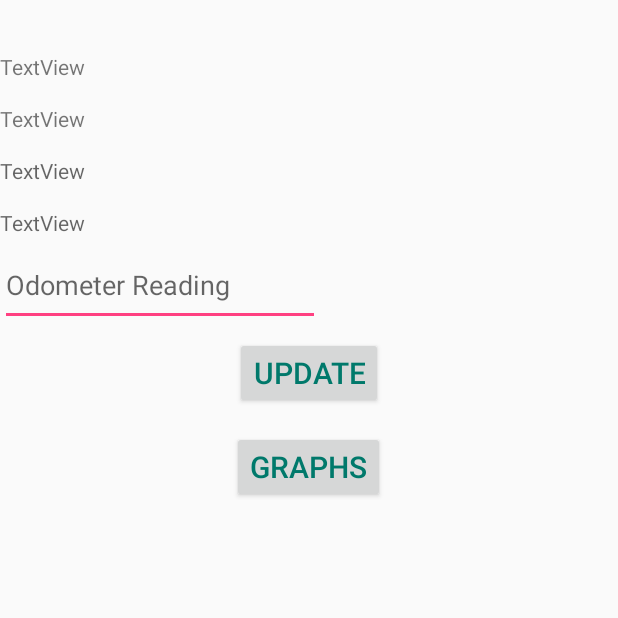
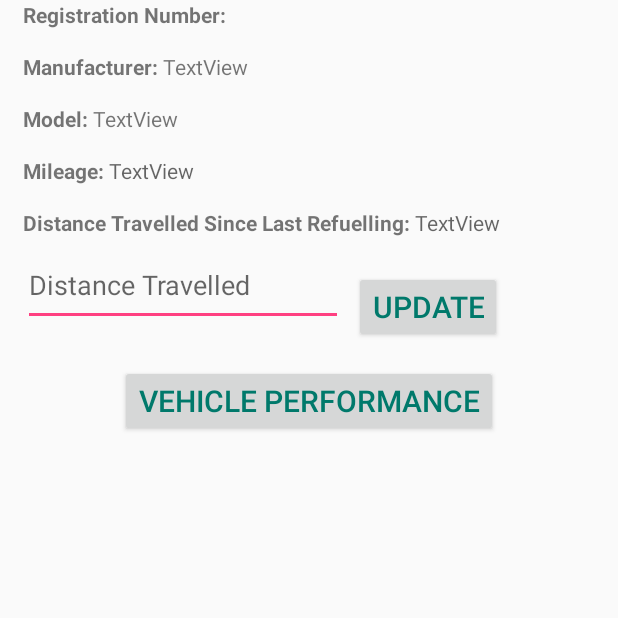
Before and after one commit to pranavvidhyasagar/MileageTracker, an Android app: the UpdateActivity screen opened directly, with no data from a screen before it, on a phone screen of 412 x 824 dp, the top half of it. Run offline under Robolectric (Android 15) with nearby library versions, the phone set to English and light mode, and no system bars; our stand-ins replace Firebase (no records; nobody signed in at launch, a user with empty details on screens opened directly).

Commit message:
Final Commit for Demo

```diff
--- a/app/src/main/AndroidManifest.xml
+++ b/app/src/main/AndroidManifest.xml
@@ -10,9 +10,9 @@
 
     <application
         android:allowBackup="true"
-        android:icon="@mipmap/ic_launcher"
+        android:icon="@drawable/milesicon"
         android:label="@string/app_name"
-        android:roundIcon="@mipmap/ic_launcher_round"
+        android:roundIcon="@drawable/milesicon"
         android:supportsRtl="true"
         android:theme="@style/AppTheme">
         <activity android:name=".MainNavigationActivity" />
--- a/app/src/main/java/com/example/pranavvidhyasagar/mileagetracker/LineGraphActivity.java
+++ b/app/src/main/java/com/example/pranavvidhyasagar/mileagetracker/LineGraphActivity.java
@@ -67,7 +67,7 @@ public class LineGraphActivity extends AppCompatActivity {
     } ;
     private Thread t1 = null;
     private Thread t2 = null;
-    ArrayList<Entry> yValues = new ArrayList<>();
+    static ArrayList<Entry> yValues = new ArrayList<>();
 
 
     @Override
@@ -127,13 +127,13 @@ public class LineGraphActivity extends AppCompatActivity {
                 database.addValueEventListener(new ValueEventListener() {
                     @Override
                     public void onDataChange(DataSnapshot dataSnapshot) {
-                        float i=0;
+                        float i=10;
                         for(DataSnapshot vehicleSnapshot: dataSnapshot.getChildren()){
                             VehicleCard v = vehicleSnapshot.getValue(VehicleCard.class);
                             yValues.add(new Entry(Float.valueOf(i),Float.valueOf(v.mileage)));
                             //float f = Float.valueOf(v.mileage.trim()).floatValue();
                             //Toast.makeText(getApplicationContext(),v.email,Toast.LENGTH_LONG).show();
-                            i++;
+                            i+=10;
                             //dc.put(Float.valueOf(i),Float.valueOf(v.mileage));
                             //Toast.makeText(getApplicationContext(),String.valueOf(v.mileage),Toast.LENGTH_LONG).show();
                             //yValues.add(new Entry(i++,v.mileage));
--- a/app/src/main/res/layout/activity_update.xml
+++ b/app/src/main/res/layout/activity_update.xml
@@ -4,23 +4,58 @@
     xmlns:tools="http://schemas.android.com/tools"
     android:layout_width="match_parent"
     android:layout_height="match_parent"
-    tools:context=".UpdateActivity">
+    tools:context=".UpdateActivity"
+    android:layout_centerHorizontal="true">
 
     <LinearLayout
         android:layout_width="match_parent"
         android:layout_height="match_parent"
         android:orientation="vertical"
         android:paddingBottom="15dp"
-        tools:layout_editor_absoluteX="82dp"
-        tools:layout_editor_absoluteY="0dp"
-        tools:ignore="MissingConstraints">
+        tools:ignore="MissingConstraints"
+        tools:layout_editor_absoluteX="72dp"
+        tools:layout_editor_absoluteY="0dp">
+
+        <LinearLayout
+            android:layout_width="match_parent"
+            android:layout_height="wrap_content"
+            android:orientation="horizontal"
+            android:paddingLeft="15dp">
+
+        <TextView
+            android:id="@+id/rn"
+            android:layout_width="wrap_content"
+            android:layout_height="wrap_content"
+            android:paddingBottom="15dp"
+            android:text="Registration Number: "
+            android:textStyle="bold"
+            tools:layout_editor_absoluteX="135dp"
+            tools:layout_editor_absoluteY="304dp" />
 
         <TextView
             android:id="@+id/vehicleRegnum"
             android:layout_width="wrap_content"
             android:layout_height="wrap_content"
             android:paddingBottom="15dp"
+            android:layout_toRightOf="@+id/rn"
             android:text="TextView"
+            tools:layout_editor_absoluteX="135dp"
+            tools:layout_editor_absoluteY="304dp" />
+        </LinearLayout>
+
+        <LinearLayout
+            android:layout_width="match_parent"
+            android:layout_height="wrap_content"
+            android:orientation="horizontal"
+            android:paddingLeft="15dp">
+
+            <TextView
+                android:id="@+id/vm"
+                android:layout_width="wrap_content"
+                android:layout_height="wrap_content"
+                android:paddingBottom="15dp"
+                android:text="Manufacturer: "
+                android:textStyle="bold"
                 tools:layout_editor_absoluteX="135dp"
                 tools:layout_editor_absoluteY="304dp" />
 
@@ -29,41 +64,98 @@
                 android:layout_width="wrap_content"
                 android:layout_height="wrap_content"
                 android:layout_below="@id/vehicleRegnum"
+                android:layout_toRightOf="@+id/vm"
                 android:paddingBottom="15dp"
                 android:text="TextView"
                 tools:layout_editor_absoluteX="135dp"
                 tools:layout_editor_absoluteY="73dp" />
+        </LinearLayout>
 
+        <LinearLayout
+            android:layout_width="match_parent"
+            android:layout_height="wrap_content"
+            android:orientation="horizontal"
+            android:paddingLeft="15dp">
+            <TextView
+                android:id="@+id/vn"
+                android:layout_width="wrap_content"
+                android:layout_height="wrap_content"
+                android:paddingBottom="15dp"
+                android:text="Model: "
+                android:textStyle="bold"
+                tools:layout_editor_absoluteX="135dp"
+                tools:layout_editor_absoluteY="304dp" />
             <TextView
                 android:id="@+id/vehicleName"
                 android:layout_width="wrap_content"
                 android:layout_height="wrap_content"
                 android:layout_below="@id/vehicleManufacturer"
+                android:layout_toRightOf="@+id/vn"
                 android:paddingBottom="15dp"
                 android:text="TextView"
                 tools:layout_editor_absoluteX="135dp"
                 tools:layout_editor_absoluteY="129dp" />
+
+        </LinearLayout>
+
+        <LinearLayout
+            android:layout_width="match_parent"
+            android:layout_height="wrap_content"
+            android:orientation="horizontal"
+            android:paddingLeft="15dp">
+            <TextView
+                android:id="@+id/vmil"
+                android:layout_width="wrap_content"
+                android:layout_height="wrap_content"
+                android:paddingBottom="15dp"
+                android:text="Mileage: "
+                android:textStyle="bold"
+                tools:layout_editor_absoluteX="135dp"
+                tools:layout_editor_absoluteY="304dp" />
 
             <TextView
                 android:id="@+id/vehicleMileage"
                 android:layout_width="wrap_content"
                 android:layout_height="wrap_content"
                 android:layout_below="@id/vehicleName"
+                android:layout_toRightOf="@+id/vmil"
+                android:hint="TextView"
                 android:paddingBottom="15dp"
-            android:hint="TextView"
                 tools:layout_editor_absoluteX="135dp"
-            tools:layout_editor_absoluteY="198dp"
-            />
+                tools:layout_editor_absoluteY="198dp" />
+        </LinearLayout>
+        <LinearLayout
+            android:layout_width="match_parent"
+            android:layout_height="wrap_content"
+            android:orientation="horizontal"
+            android:paddingLeft="15dp">
+            <TextView
+                android:id="@+id/vd"
+                android:layout_width="wrap_content"
+                android:layout_height="wrap_content"
+                android:paddingBottom="15dp"
+                android:text="Distance Travelled Since Last Refuelling: "
+                android:textStyle="bold"
+                tools:layout_editor_absoluteX="135dp"
+                tools:layout_editor_absoluteY="304dp" />
 
             <TextView
                 android:id="@+id/vehicleDistance"
                 android:layout_width="wrap_content"
                 android:layout_height="wrap_content"
                 android:layout_below="@id/vehicleMileage"
+                android:layout_toRightOf="@+id/vd"
+                android:hint="TextView"
                 android:paddingBottom="15dp"
-            android:hint="TextView"
                 tools:layout_editor_absoluteX="135dp"
                 tools:layout_editor_absoluteY="254dp" />
+        </LinearLayout>
+
+        <LinearLayout
+        android:layout_width="match_parent"
+        android:layout_height="wrap_content"
+        android:orientation="horizontal"
+            android:paddingLeft="15dp">
 
 
         <EditText
@@ -71,12 +163,11 @@
             android:layout_width="wrap_content"
             android:layout_height="44dp"
             android:ems="10"
+            android:hint="Distance Travelled"
             android:inputType="textPersonName"
             android:paddingBottom="15dp"
-            android:hint="Odometer Reading"
             tools:layout_editor_absoluteX="85dp"
-            tools:layout_editor_absoluteY="368dp"
-            />
+            tools:layout_editor_absoluteY="368dp" />
 
         <Button
             android:id="@+id/buttonUpdate"
@@ -84,10 +175,11 @@
             android:layout_height="wrap_content"
             android:layout_gravity="center"
             android:layout_margin="7dp"
-
             android:text="Update"
             android:textColor="#00796B"
             android:textSize="20dp" />
+
+    </LinearLayout>
 
         <Button
             android:id="@+id/buttonGraph"
@@ -95,9 +187,10 @@
             android:layout_height="wrap_content"
             android:layout_gravity="center"
             android:layout_margin="7dp"
-            android:text="Graphs"
+            android:text="Vehicle Performance"
             android:textColor="#00796B"
             android:textSize="20dp" />
+
     </LinearLayout>
 
 </android.support.constraint.ConstraintLayout>
--- a/app/src/main/res/layout/app_bar_main_navigation.xml
+++ b/app/src/main/res/layout/app_bar_main_navigation.xml
@@ -35,7 +35,7 @@
             android:layout_height="fill_parent">
 
         </android.support.v7.widget.RecyclerView>
-    </RelativeLayout>>
+    </RelativeLayout>
 
     <android.support.design.widget.FloatingActionButton
         android:id="@+id/fab"
@@ -45,14 +45,5 @@
         android:layout_margin="@dimen/fab_margin"
         app:srcCompat="@android:drawable/ic_dialog_email" />
 
-<!--
-    <TextView
-        android:id="@+id/textView2"
-        android:layout_width="match_parent"
-        android:layout_height="wrap_content"
-        android:layout_gravity="bottom"
-        android:gravity="center"
-        android:hint="Distance will come here"
-        android:text="TextView" />-->
 
 </android.support.design.widget.CoordinatorLayout>
--- a/app/src/main/res/layout/nav_header_main_navigation.xml
+++ b/app/src/main/res/layout/nav_header_main_navigation.xml
@@ -18,7 +18,7 @@
         android:layout_height="wrap_content"
         android:contentDescription="@string/nav_header_desc"
         android:paddingTop="@dimen/nav_header_vertical_spacing"
-        app:srcCompat="@mipmap/ic_launcher_round" />
+        app:srcCompat="@drawable/milesicon" />
 
     <TextView
         android:id="@+id/UserId"
--- a/app/src/main/res/menu/activity_main_navigation_drawer.xml
+++ b/app/src/main/res/menu/activity_main_navigation_drawer.xml
@@ -6,33 +6,25 @@
     <group android:checkableBehavior="single">
         <item
             android:id="@+id/nav_addVehicle"
-            android:icon="@drawable/ic_menu_camera"
             android:title="Add Vehicle" />
         <item
             android:id="@+id/nav_analyzeVehicle"
-            android:icon="@drawable/ic_menu_gallery"
             android:title="Analyze Any Vehicle" />
-
+        <item
+            android:id="@+id/buttonService"
+            android:title="Start Journey" />
     </group>
 
     <item android:title="Communicate">
         <menu>
             <item
                 android:id="@+id/nav_settings"
-                android:icon="@drawable/ic_menu_share"
                 android:title="Settings" />
             <item
                 android:id="@+id/nav_about"
-                android:icon="@drawable/ic_menu_send"
                 android:title="About" />
-
-            <item
-                android:id="@+id/buttonService"
-                android:icon="@drawable/ic_menu_send"
-                android:title="StartDistance" />
             <item
                 android:id="@+id/nav_logout"
-                android:icon="@drawable/ic_menu_send"
                 android:title="LogOut" />
         </menu>
     </item>
```
Lines whose indentation alone changed are shown as unchanged.
